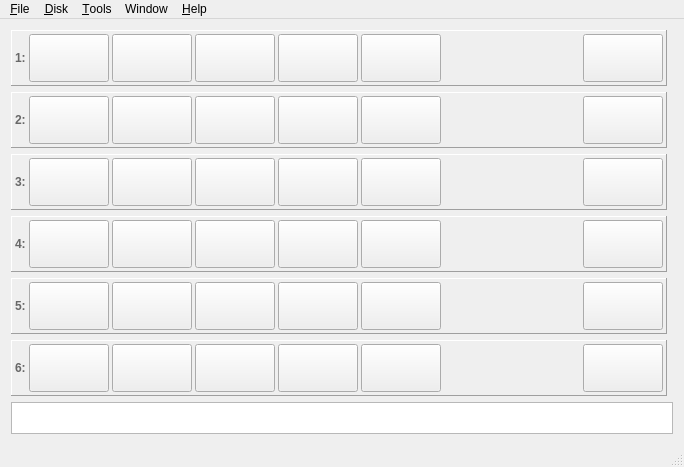
First picture: the form in mainwindow.ui, repository greblus/aspeqt, before the edit.
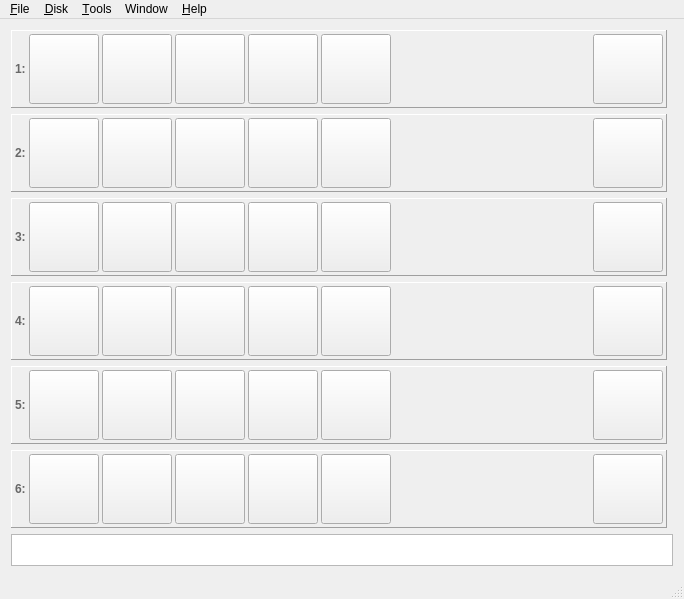
Second picture: the form after the edit. Icons and pictures are not drawn.

Patch:
```diff
--- a/mainwindow.ui
+++ b/mainwindow.ui
@@ -10,7 +10,7 @@
     <x>0</x>
     <y>0</y>
     <width>684</width>
-    <height>445</height>
+    <height>461</height>
    </rect>
   </property>
   <property name="sizePolicy">
@@ -40,7 +40,7 @@
     <bool>true</bool>
    </property>
    <layout class="QGridLayout" name="gridLayout">
-    <item row="4" column="0">
+    <item row="5" column="0">
      <widget class="QFrame" name="horizontalFrame_5">
       <property name="enabled">
        <bool>true</bool>
@@ -166,14 +166,14 @@
          </property>
          <property name="minimumSize">
           <size>
-           <width>48</width>
-           <height>48</height>
+           <width>70</width>
+           <height>70</height>
           </size>
          </property>
          <property name="maximumSize">
           <size>
-           <width>80</width>
-           <height>80</height>
+           <width>70</width>
+           <height>70</height>
           </size>
          </property>
          <property name="sizeIncrement">
@@ -203,14 +203,14 @@
          </property>
          <property name="minimumSize">
           <size>
-           <width>48</width>
-           <height>48</height>
+           <width>70</width>
+           <height>70</height>
           </size>
          </property>
          <property name="maximumSize">
           <size>
-           <width>80</width>
-           <height>80</height>
+           <width>70</width>
+           <height>70</height>
           </size>
          </property>
          <property name="sizeIncrement">
@@ -240,14 +240,14 @@
          </property>
          <property name="minimumSize">
           <size>
-           <width>48</width>
-           <height>48</height>
+           <width>70</width>
+           <height>70</height>
           </size>
          </property>
          <property name="maximumSize">
           <size>
-           <width>80</width>
-           <height>80</height>
+           <width>70</width>
+           <height>70</height>
           </size>
          </property>
          <property name="sizeIncrement">
@@ -280,14 +280,14 @@
          </property>
          <property name="minimumSize">
           <size>
-           <width>48</width>
-           <height>48</height>
+           <width>70</width>
+           <height>70</height>
           </size>
          </property>
          <property name="maximumSize">
           <size>
-           <width>80</width>
-           <height>80</height>
+           <width>70</width>
+           <height>70</height>
           </size>
          </property>
          <property name="sizeIncrement">
@@ -323,14 +323,14 @@
          </property>
          <property name="minimumSize">
           <size>
-           <width>48</width>
-           <height>48</height>
+           <width>70</width>
+           <height>70</height>
           </size>
          </property>
          <property name="maximumSize">
           <size>
-           <width>80</width>
-           <height>80</height>
+           <width>70</width>
+           <height>70</height>
           </size>
          </property>
          <property name="sizeIncrement">
@@ -487,14 +487,14 @@
          </property>
          <property name="minimumSize">
           <size>
-           <width>48</width>
-           <height>48</height>
+           <width>70</width>
+           <height>70</height>
           </size>
          </property>
          <property name="maximumSize">
           <size>
-           <width>80</width>
-           <height>80</height>
+           <width>70</width>
+           <height>70</height>
           </size>
          </property>
          <property name="sizeIncrement">
@@ -514,7 +514,7 @@
       </layout>
      </widget>
     </item>
-    <item row="5" column="0">
+    <item row="6" column="0">
      <widget class="QFrame" name="horizontalFrame_6">
       <property name="enabled">
        <bool>true</bool>
@@ -640,14 +640,14 @@
          </property>
          <property name="minimumSize">
           <size>
-           <width>48</width>
-           <height>48</height>
+           <width>70</width>
+           <height>70</height>
           </size>
          </property>
          <property name="maximumSize">
           <size>
-           <width>80</width>
-           <height>80</height>
+           <width>70</width>
+           <height>70</height>
           </size>
          </property>
          <property name="sizeIncrement">
@@ -677,14 +677,14 @@
          </property>
          <property name="minimumSize">
           <size>
-           <width>48</width>
-           <height>48</height>
+           <width>70</width>
+           <height>70</height>
           </size>
          </property>
          <property name="maximumSize">
           <size>
-           <width>80</width>
-           <height>80</height>
+           <width>70</width>
+           <height>70</height>
           </size>
          </property>
          <property name="sizeIncrement">
@@ -714,14 +714,14 @@
          </property>
          <property name="minimumSize">
           <size>
-           <width>48</width>
-           <height>48</height>
+           <width>70</width>
+           <height>70</height>
           </size>
          </property>
          <property name="maximumSize">
           <size>
-           <width>80</width>
-           <height>80</height>
+           <width>70</width>
+           <height>70</height>
           </size>
          </property>
          <property name="sizeIncrement">
@@ -754,14 +754,14 @@
          </property>
          <property name="minimumSize">
           <size>
-           <width>48</width>
-           <height>48</height>
+           <width>70</width>
+           <height>70</height>
           </size>
          </property>
          <property name="maximumSize">
           <size>
-           <width>80</width>
-           <height>80</height>
+           <width>70</width>
+           <height>70</height>
           </size>
          </property>
          <property name="sizeIncrement">
@@ -797,14 +797,14 @@
          </property>
          <property name="minimumSize">
           <size>
-           <width>48</width>
-           <height>48</height>
+           <width>70</width>
+           <height>70</height>
           </size>
          </property>
          <property name="maximumSize">
           <size>
-           <width>80</width>
-           <height>80</height>
+           <width>70</width>
+           <height>70</height>
           </size>
          </property>
          <property name="sizeIncrement">
@@ -961,14 +961,14 @@
          </property>
          <property name="minimumSize">
           <size>
-           <width>48</width>
-           <height>48</height>
+           <width>70</width>
+           <height>70</height>
           </size>
          </property>
          <property name="maximumSize">
           <size>
-           <width>80</width>
-           <height>80</height>
+           <width>70</width>
+           <height>70</height>
           </size>
          </property>
          <property name="sizeIncrement">
@@ -988,10 +988,10 @@
       </layout>
      </widget>
     </item>
-    <item row="6" column="0" colspan="2">
+    <item row="8" column="0" colspan="2">
      <widget class="QTextEdit" name="textEdit">
       <property name="sizePolicy">
-       <sizepolicy hsizetype="Expanding" vsizetype="Maximum">
+       <sizepolicy hsizetype="Expanding" vsizetype="Expanding">
         <horstretch>0</horstretch>
         <verstretch>0</verstretch>
        </sizepolicy>
@@ -1028,7 +1028,7 @@
       </property>
      </widget>
     </item>
-    <item row="1" column="0">
+    <item row="2" column="0">
      <widget class="QFrame" name="horizontalFrame_2">
       <property name="enabled">
        <bool>true</bool>
@@ -1154,14 +1154,14 @@
          </property>
          <property name="minimumSize">
           <size>
-           <width>48</width>
-           <height>48</height>
+           <width>70</width>
+           <height>70</height>
           </size>
          </property>
          <property name="maximumSize">
           <size>
-           <width>80</width>
-           <height>80</height>
+           <width>70</width>
+           <height>70</height>
           </size>
          </property>
          <property name="sizeIncrement">
@@ -1191,14 +1191,14 @@
          </property>
          <property name="minimumSize">
           <size>
-           <width>48</width>
-           <height>48</height>
+           <width>70</width>
+           <height>70</height>
           </size>
          </property>
          <property name="maximumSize">
           <size>
-           <width>80</width>
-           <height>80</height>
+           <width>70</width>
+           <height>70</height>
           </size>
          </property>
          <property name="sizeIncrement">
@@ -1228,14 +1228,14 @@
          </property>
          <property name="minimumSize">
           <size>
-           <width>48</width>
-           <height>48</height>
+           <width>70</width>
+           <height>70</height>
           </size>
          </property>
          <property name="maximumSize">
           <size>
-           <width>80</width>
-           <height>80</height>
+           <width>70</width>
+           <height>70</height>
           </size>
          </property>
          <property name="sizeIncrement">
@@ -1268,14 +1268,14 @@
          </property>
          <property name="minimumSize">
           <size>
-           <width>48</width>
-           <height>48</height>
+           <width>70</width>
+           <height>70</height>
           </size>
          </property>
          <property name="maximumSize">
           <size>
-           <width>80</width>
-           <height>80</height>
+           <width>70</width>
+           <height>70</height>
           </size>
          </property>
          <property name="sizeIncrement">
@@ -1311,14 +1311,14 @@
          </property>
          <property name="minimumSize">
           <size>
-           <width>48</width>
-           <height>48</height>
+           <width>70</width>
+           <height>70</height>
           </size>
          </property>
          <property name="maximumSize">
           <size>
-           <width>80</width>
-           <height>80</height>
+           <width>70</width>
+           <height>70</height>
           </size>
          </property>
          <property name="sizeIncrement">
@@ -1484,14 +1484,14 @@
          </property>
          <property name="minimumSize">
           <size>
-           <width>48</width>
-           <height>48</height>
+           <width>70</width>
+           <height>70</height>
           </size>
          </property>
          <property name="maximumSize">
           <size>
-           <width>80</width>
-           <height>80</height>
+           <width>70</width>
+           <height>70</height>
           </size>
          </property>
          <property name="sizeIncrement">
@@ -1511,7 +1511,7 @@
       </layout>
      </widget>
     </item>
-    <item row="2" column="0">
+    <item row="3" column="0">
      <widget class="QFrame" name="horizontalFrame_3">
       <property name="enabled">
        <bool>true</bool>
@@ -1637,14 +1637,14 @@
          </property>
          <property name="minimumSize">
           <size>
-           <width>48</width>
-           <height>48</height>
+           <width>70</width>
+           <height>70</height>
           </size>
          </property>
          <property name="maximumSize">
           <size>
-           <width>80</width>
-           <height>80</height>
+           <width>70</width>
+           <height>70</height>
           </size>
          </property>
          <property name="sizeIncrement">
@@ -1674,14 +1674,14 @@
          </property>
          <property name="minimumSize">
           <size>
-           <width>48</width>
-           <height>48</height>
+           <width>70</width>
+           <height>70</height>
           </size>
          </property>
          <property name="maximumSize">
           <size>
-           <width>80</width>
-           <height>80</height>
+           <width>70</width>
+           <height>70</height>
           </size>
          </property>
          <property name="sizeIncrement">
@@ -1711,14 +1711,14 @@
          </property>
          <property name="minimumSize">
           <size>
-           <width>48</width>
-           <height>48</height>
+           <width>70</width>
+           <height>70</height>
           </size>
          </property>
          <property name="maximumSize">
           <size>
-           <width>80</width>
-           <height>80</height>
+           <width>70</width>
+           <height>70</height>
           </size>
          </property>
          <property name="sizeIncrement">
@@ -1751,14 +1751,14 @@
          </property>
          <property name="minimumSize">
           <size>
-           <width>48</width>
-           <height>48</height>
+           <width>70</width>
+           <height>70</height>
           </size>
          </property>
          <property name="maximumSize">
           <size>
-           <width>80</width>
-           <height>80</height>
+           <width>70</width>
+           <height>70</height>
           </size>
          </property>
          <property name="sizeIncrement">
@@ -1794,14 +1794,14 @@
          </property>
          <property name="minimumSize">
           <size>
-           <width>48</width>
-           <height>48</height>
+           <width>70</width>
+           <height>70</height>
           </size>
          </property>
          <property name="maximumSize">
           <size>
-           <width>80</width>
-           <height>80</height>
+           <width>70</width>
+           <height>70</height>
           </size>
          </property>
          <property name="sizeIncrement">
@@ -1967,14 +1967,14 @@
          </property>
          <property name="minimumSize">
           <size>
-           <width>48</width>
-           <height>48</height>
+           <width>70</width>
+           <height>70</height>
           </size>
          </property>
          <property name="maximumSize">
           <size>
-           <width>80</width>
-           <height>80</height>
+           <width>70</width>
+           <height>70</height>
           </size>
          </property>
          <property name="sizeIncrement">
@@ -1994,7 +1994,7 @@
       </layout>
      </widget>
     </item>
-    <item row="3" column="0">
+    <item row="4" column="0">
      <widget class="QFrame" name="horizontalFrame_4">
       <property name="enabled">
        <bool>true</bool>
@@ -2120,14 +2120,14 @@
          </property>
          <property name="minimumSize">
           <size>
-           <width>48</width>
-           <height>48</height>
+           <width>70</width>
+           <height>70</height>
           </size>
          </property>
          <property name="maximumSize">
           <size>
-           <width>80</width>
-           <height>80</height>
+           <width>70</width>
+           <height>70</height>
           </size>
          </property>
          <property name="sizeIncrement">
@@ -2157,14 +2157,14 @@
          </property>
          <property name="minimumSize">
           <size>
-           <width>48</width>
-           <height>48</height>
+           <width>70</width>
+           <height>70</height>
           </size>
          </property>
          <property name="maximumSize">
           <size>
-           <width>80</width>
-           <height>80</height>
+           <width>70</width>
+           <height>70</height>
           </size>
          </property>
          <property name="sizeIncrement">
@@ -2194,14 +2194,14 @@
          </property>
          <property name="minimumSize">
           <size>
-           <width>48</width>
-           <height>48</height>
+           <width>70</width>
+           <height>70</height>
           </size>
          </property>
          <property name="maximumSize">
           <size>
-           <width>80</width>
-           <height>80</height>
+           <width>70</width>
+           <height>70</height>
           </size>
          </property>
          <property name="sizeIncrement">
@@ -2234,14 +2234,14 @@
          </property>
          <property name="minimumSize">
           <size>
-           <width>48</width>
-           <height>48</height>
+           <width>70</width>
+           <height>70</height>
           </size>
          </property>
          <property name="maximumSize">
           <size>
-           <width>80</width>
-           <height>80</height>
+           <width>70</width>
+           <height>70</height>
           </size>
          </property>
          <property name="sizeIncrement">
@@ -2277,14 +2277,14 @@
          </property>
          <property name="minimumSize">
           <size>
-           <width>48</width>
-           <height>48</height>
+           <width>70</width>
+           <height>70</height>
           </size>
          </property>
          <property name="maximumSize">
           <size>
-           <width>80</width>
-           <height>80</height>
+           <width>70</width>
+           <height>70</height>
           </size>
          </property>
          <property name="sizeIncrement">
@@ -2441,14 +2441,14 @@
          </property>
          <property name="minimumSize">
           <size>
-           <width>48</width>
-           <height>48</height>
+           <width>70</width>
+           <height>70</height>
           </size>
          </property>
          <property name="maximumSize">
           <size>
-           <width>80</width>
-           <height>80</height>
+           <width>70</width>
+           <height>70</height>
           </size>
          </property>
          <property name="sizeIncrement">
@@ -2468,7 +2468,7 @@
       </layout>
      </widget>
     </item>
-    <item row="0" column="0">
+    <item row="1" column="0">
      <widget class="QFrame" name="horizontalFrame_1">
       <property name="sizePolicy">
        <sizepolicy hsizetype="Expanding" vsizetype="Expanding">
@@ -2618,14 +2618,14 @@
          </property>
          <property name="minimumSize">
           <size>
-           <width>48</width>
-           <height>48</height>
+           <width>70</width>
+           <height>70</height>
           </size>
          </property>
          <property name="maximumSize">
           <size>
-           <width>80</width>
-           <height>80</height>
+           <width>70</width>
+           <height>70</height>
           </size>
          </property>
          <property name="sizeIncrement">
@@ -2655,14 +2655,14 @@
          </property>
          <property name="minimumSize">
           <size>
-           <width>48</width>
-           <height>48</height>
+           <width>70</width>
+           <height>70</height>
           </size>
          </property>
          <property name="maximumSize">
           <size>
-           <width>80</width>
-           <height>80</height>
+           <width>70</width>
+           <height>70</height>
           </size>
          </property>
          <property name="sizeIncrement">
@@ -2692,14 +2692,14 @@
          </property>
          <property name="minimumSize">
           <size>
-           <width>48</width>
-           <height>48</height>
+           <width>70</width>
+           <height>70</height>
           </size>
          </property>
          <property name="maximumSize">
           <size>
-           <width>80</width>
-           <height>80</height>
+           <width>70</width>
+           <height>70</height>
           </size>
          </property>
          <property name="sizeIncrement">
@@ -2732,14 +2732,14 @@
          </property>
          <property name="minimumSize">
           <size>
-           <width>48</width>
-           <height>48</height>
+           <width>70</width>
+           <height>70</height>
           </size>
          </property>
          <property name="maximumSize">
           <size>
-           <width>80</width>
-           <height>80</height>
+           <width>70</width>
+           <height>70</height>
           </size>
          </property>
          <property name="sizeIncrement">
@@ -2784,14 +2784,14 @@
          </property>
          <property name="minimumSize">
           <size>
-           <width>48</width>
-           <height>48</height>
+           <width>70</width>
+           <height>70</height>
           </size>
          </property>
          <property name="maximumSize">
           <size>
-           <width>80</width>
-           <height>80</height>
+           <width>70</width>
+           <height>70</height>
           </size>
          </property>
          <property name="sizeIncrement">
@@ -2957,14 +2957,14 @@
          </property>
          <property name="minimumSize">
           <size>
-           <width>48</width>
-           <height>48</height>
+           <width>70</width>
+           <height>70</height>
           </size>
          </property>
          <property name="maximumSize">
           <size>
-           <width>80</width>
-           <height>80</height>
+           <width>70</width>
+           <height>70</height>
           </size>
          </property>
          <property name="sizeIncrement">
@@ -2984,6 +2984,32 @@
       </layout>
      </widget>
     </item>
+    <item row="7" column="0">
+     <spacer name="verticalSpacer">
+      <property name="orientation">
+       <enum>Qt::Vertical</enum>
+      </property>
+      <property name="sizeHint" stdset="0">
+       <size>
+        <width>20</width>
+        <height>40</height>
+       </size>
+      </property>
+     </spacer>
+    </item>
+    <item row="0" column="0">
+     <spacer name="verticalSpacer_2">
+      <property name="orientation">
+       <enum>Qt::Vertical</enum>
+      </property>
+      <property name="sizeHint" stdset="0">
+       <size>
+        <width>20</width>
+        <height>40</height>
+       </size>
+      </property>
+     </spacer>
+    </item>
    </layout>
   </widget>
   <widget class="QMenuBar" name="menuBar">
```
